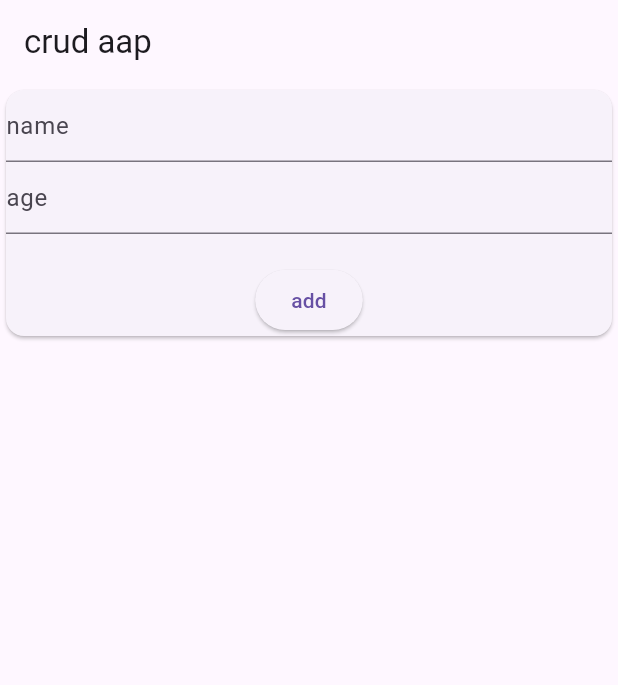
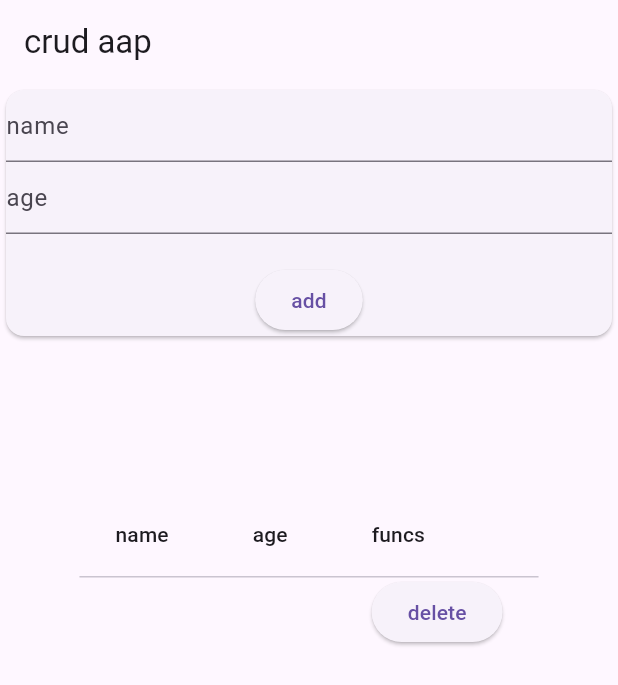
Before and after one commit to Rwendo-snowden/crudappfirebase, a Flutter app: the screen it shows after launch, after a tap on "add", after a tap on "delete", on a phone screen of 412 x 824 dp. Shown: the top 685 px of the screen. Run offline on Flutter 3.47's test engine with Material 3 defaults, Android fonts, the light colour scheme and no system bars; our stand-ins replace cloud_firestore, firebase_core, get; accounts and stored records are empty.

Commit message:
another change

```diff
--- a/lib/backend/controllers/deleteuser.dart
+++ b/lib/backend/controllers/deleteuser.dart
@@ -2,7 +2,7 @@ import 'package:crudappfirebase/backend/models/users.dart';
 import 'package:get/get.dart';
 import 'package:get/get_state_manager/get_state_manager.dart';
 
-class dataDelete extends GetxController {
+class dataDelete {
   Users users = Users();
 
   deleted(var id) async {
--- a/lib/frontend/pages/homepage.dart
+++ b/lib/frontend/pages/homepage.dart
@@ -25,6 +25,7 @@ class Homepage extends StatelessWidget {
     // here you pass data to the data source class
     roww tb = roww(data: tt.allUsers);
     //
+
     return Scaffold(
       appBar: AppBar(
         title: Text('crud aap'),
@@ -75,10 +76,7 @@ class Homepage extends StatelessWidget {
                 //   source: tb,
                 //   rowsPerPage: 2,
                 // ));
-                return Expanded(
-                  child: ListView.builder(
-                    itemCount: tt.allUsers.length,
-                    itemBuilder: (BuildContext context, int index) {
+
                 // return ListTile(
                 //   title: Text(tt.allUsers[index]['name']),
                 //   subtitle: ElevatedButton(
@@ -88,26 +86,27 @@ class Homepage extends StatelessWidget {
                 //       },
                 //       child: Text('delete')),
                 // );
-                      return DataTable(columns: [
+                return DataTable(
+                    columns: [
                       DataColumn(label: Text('name')),
                       DataColumn(label: Text('age')),
                       DataColumn(label: Text('funcs')),
-                      ], rows: [
-                        DataRow(cells: [
-                          DataCell(Text(tt.allUsers[index]['name'])),
-                          DataCell(Text(tt.allUsers[index]['age'])),
-                          DataCell(ElevatedButton(
+                    ],
+                    rows: tt.allUsers
+                        .map<DataRow>((e) => DataRow(cells: [
+                              DataCell(Text(e['name'])),
+                              DataCell(Text(e['age'])),
+                              DataCell(
+                                ElevatedButton(
                                     onPressed: () async {
-                                await dd.deleted(tt.usersid[index]);
+                                      await dd.deleted(tt.usersid[1]);
                                       await tt.getData();
                                     },
-                              child: Text('delete')))
-                        ])
-                      ]);
-                    },
+                                    child: Text('delete')),
                               ),
-                );
-              })
+                            ]))
+                        .toList());
+              }),
         ],
       ),
     );
```
Lines whose indentation alone changed are shown as unchanged.
